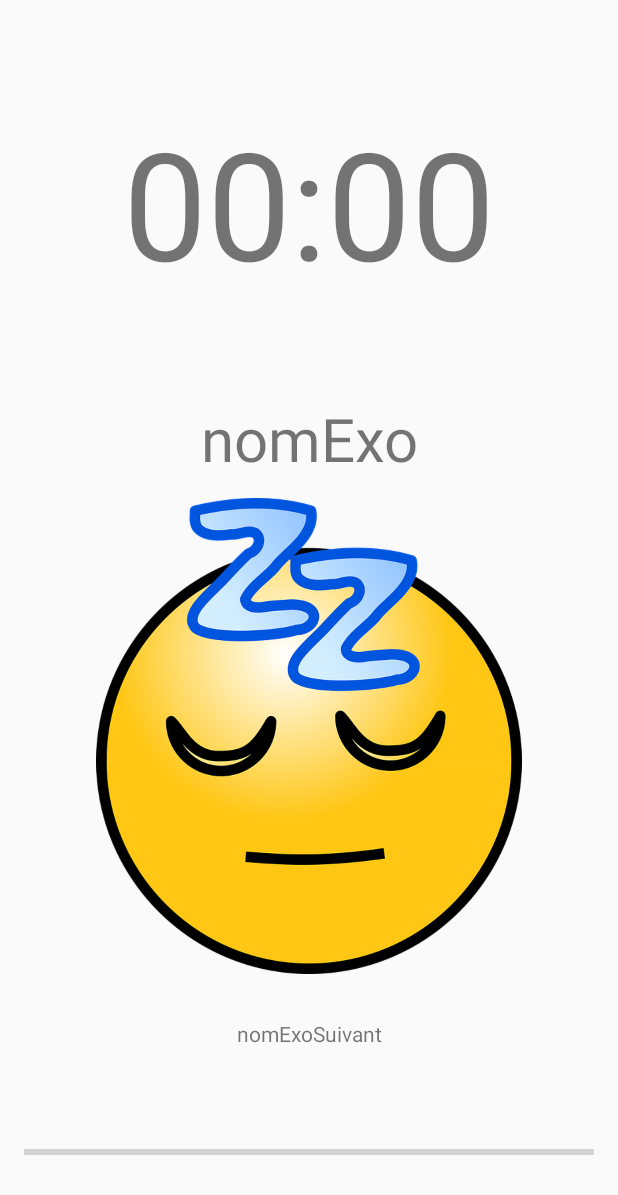
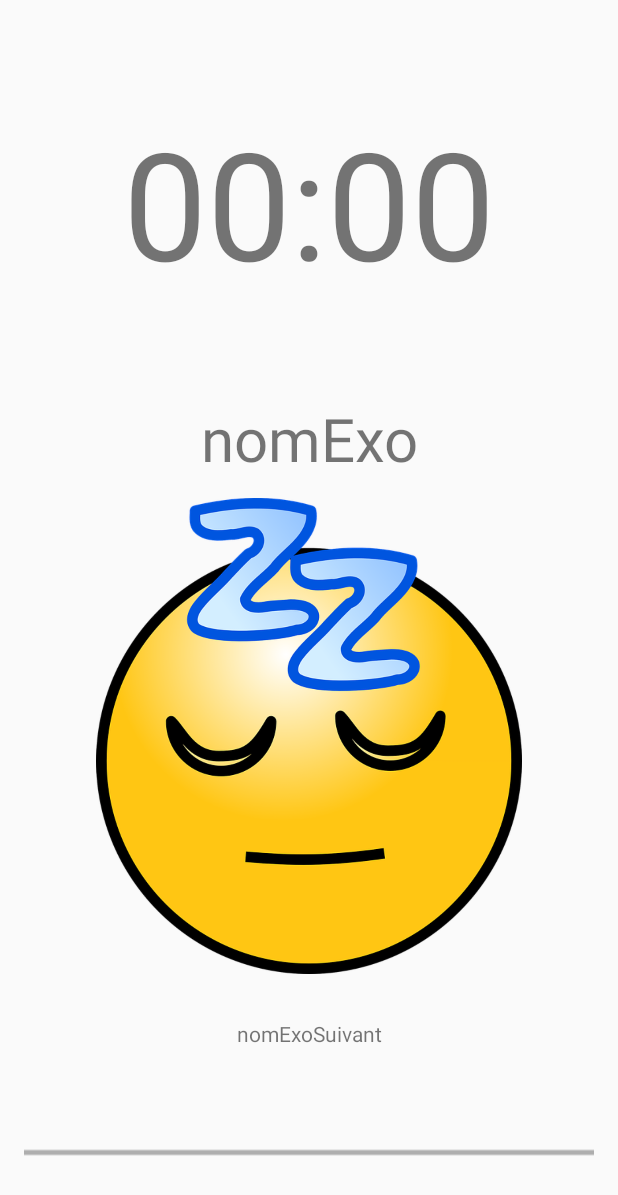
Before and after one commit to Salkyn/SPSport, an Android app: the EntrainementActivity screen opened directly, with no data from a screen before it, on a phone screen of 412 x 824 dp. Shown: the top 1195 px of the screen. Run offline under Robolectric (Android 15) with nearby library versions, the phone set to English and light mode, and no system bars; our stand-ins replace Volley; network calls fail.

Commit message:
bip fin exo + progressbar + change speed pour debug

```diff
--- a/app/src/main/java/com/kronologia/spsport/GestionWorkout/Entrainement.java
+++ b/app/src/main/java/com/kronologia/spsport/GestionWorkout/Entrainement.java
@@ -2,10 +2,12 @@ package com.kronologia.spsport.GestionWorkout;
 
 import android.app.Activity;
 import android.content.Context;
+import android.media.MediaPlayer;
 import android.os.CountDownTimer;
 import android.util.Log;
 import android.view.View;
 import android.widget.ImageView;
+import android.widget.ProgressBar;
 import android.widget.TextView;
 
 import com.kronologia.spsport.R;
@@ -18,21 +20,29 @@ public class Entrainement {
     private Exercice[] exos;
     private Context context;
     private Activity activity;
+    private int totalTime; //En secondes
+    private MediaPlayer finalBip;
+    final private ProgressBar progressBar;
 
     public Entrainement(int nbExos, Context c, Activity a) {
+        totalTime = 0;
         exos = new Exercice[nbExos];
         this.context = c;
         this.activity = a;
+        this.finalBip = MediaPlayer.create(c, R.raw.bip);
+        this.progressBar = (ProgressBar) activity.findViewById(R.id.progressWOBar);
+
+        try { finalBip.prepare(); } catch(Exception e) {}
     }
 
-    public void create() {
+    public void create() { //Utile pour créer un entrainement à la main
 
-        exos[0] =new Exercice(20000, "Course legere", context, activity);
+        /*exos[0] =new Exercice(20000, "Course legere", context, activity);
         exos[1] =new Exercice(20000, "Talon fesses", context, activity);
         exos[2] =new Exercice(20000, "Pas chassés", context, activity);
         exos[3] =new Exercice(20000, "Course legere", context, activity);
         exos[4] =new Exercice(20000, "Talon fesses", context, activity);
-        exos[5] =new Exercice(20000, "Pas chassés", context, activity);
+        exos[5] =new Exercice(20000, "Pas chassés", context, activity);*/
 
     }
 
@@ -41,12 +51,17 @@ public class Entrainement {
         final TextView tvChrono = (TextView) activity.findViewById(R.id.chronometre);
         TextView tvNomSuivant = (TextView) activity.findViewById(R.id.nomExerciceSuivant);
         final ImageView ivExercice = (ImageView) activity.findViewById(R.id.imageExo);
+
+        progressBar.setProgress(progressBar.getProgress() + exos[numExo].getTime());
+        Log.i("ProgressBar", "ProgressBar @ "+100*progressBar.getProgress()/progressBar.getMax());
         exos[numExo].start();
         if(numExo+1 < exos.length) {
             tvNomSuivant.setText(exos[numExo+1].getName());
         } else {
             tvNomSuivant.setText(R.string.fin);
         }
+
+
         new CountDownTimer(exos[numExo].getTime(), 100) {
 
             public void onTick(long millisUntilFinished) {
@@ -54,12 +69,15 @@ public class Entrainement {
             }
 
             public void onFinish() {
-                tvChrono.setText("0.0");
+                tvChrono.setText("0");
+                //finalBip.reset();
+                finalBip.start();
                 if(numExo+1 < exos.length) {
                     Entrainement.this.start(numExo+1);
                 } else {
                     tvChrono.setText("FIN");
                     ivExercice.setVisibility(View.GONE);
+                    finalBip.release();
                 }
             }
 
@@ -73,4 +91,15 @@ public class Entrainement {
     public void setExercice(int i, int temps, String nom) {
         this.exos[i] = new Exercice(temps, nom, context, activity);
     }
+
+    public void setTotalTime() {
+
+        for(int i = 0 ; i < exos.length ; i++) {
+            totalTime = exos[i].getTime() + totalTime;
+        }
+
+        progressBar.setMax(totalTime);
+    }
+
+    public int getTotalTime() {return totalTime;}
 }
--- a/app/src/main/java/com/kronologia/spsport/GestionWorkout/JSONRequests.java
+++ b/app/src/main/java/com/kronologia/spsport/GestionWorkout/JSONRequests.java
@@ -26,6 +26,7 @@ public class JSONRequests {
     private static Activity activity;
     private static Context context;
     private static Entrainement ent;
+    private static int SPEED = 1; //Vitesse réelle à 1, augmenter pour débug
 
     public JSONRequests(Context c, Activity a) {
         this.TAG = "tag";
@@ -51,12 +52,13 @@ public class JSONRequests {
                     for (int i = 0; i < response.length(); i++) {
                         JSONObject JSONexercice = (JSONObject) response.get(i);
                         String nom = JSONexercice.getString("nom");
-                        int temps = JSONexercice.getInt("temps")*1000;
+                        int temps = JSONexercice.getInt("temps")*1000/SPEED;
                         ent.setExercice(i, temps, nom);
 
                         Log.i(TAG, nom + " " + temps + "ms");
                     }
 
+                    ent.setTotalTime();
                     ent.start(0);
 
 
--- a/app/src/main/res/layout/activity_entrainement.xml
+++ b/app/src/main/res/layout/activity_entrainement.xml
@@ -49,7 +49,7 @@
 
     <ProgressBar
         android:id="@+id/progressWOBar"
-        style="?android:attr/progressBarStyleHorizontal"
+        style="@android:style/Widget.Holo.Light.ProgressBar.Horizontal"
         android:gravity="center"
         android:layout_width="fill_parent"
         android:layout_height="0dp"
```
